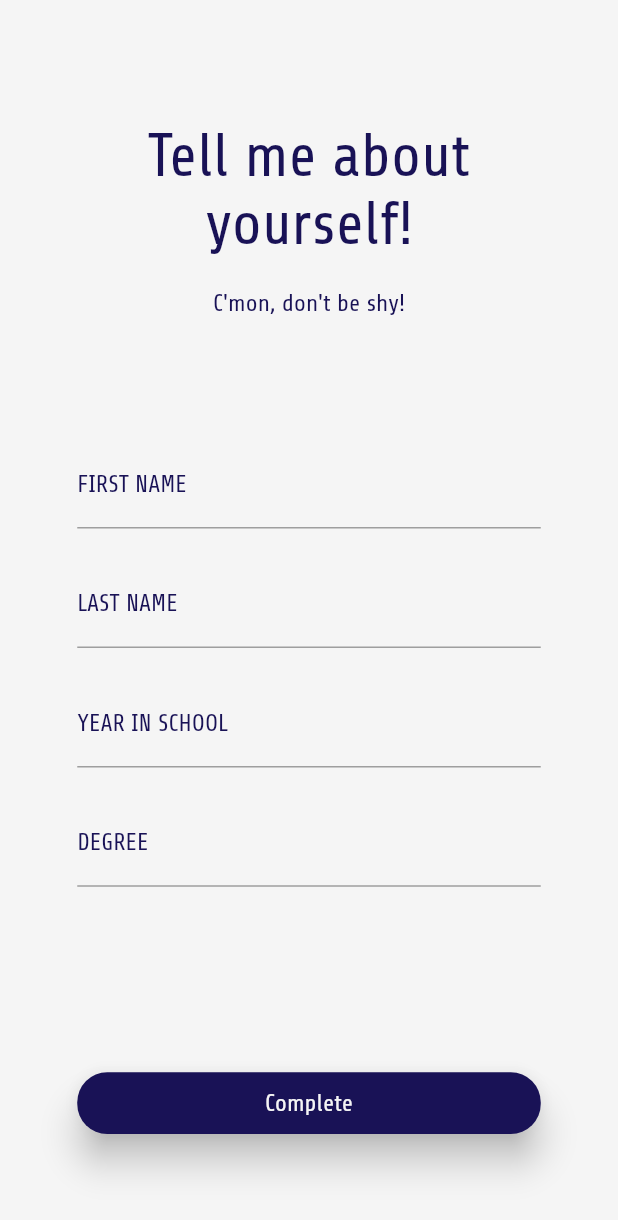
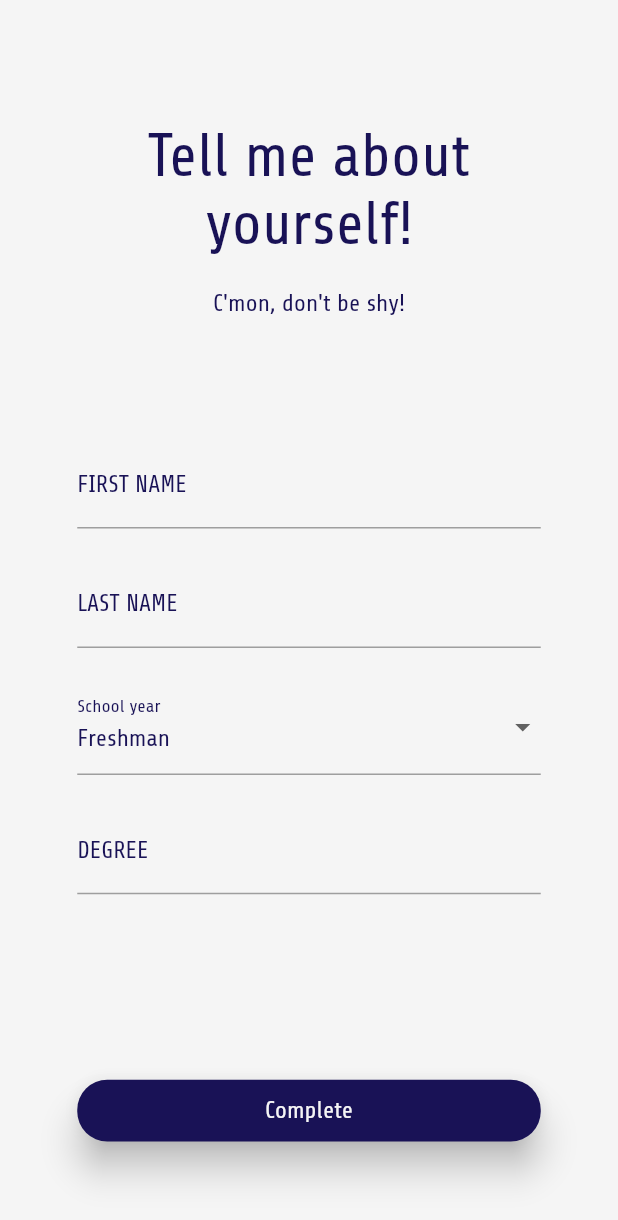
Before and after one commit to Upine-Apps/FutrDoc-Mobile-App, a Flutter app: the ProfileSetup screen opened directly, on a phone screen of 412 x 824 dp. Shown: the top 1220 px of the screen. Run offline on Flutter 3.47's test engine with Material 2 defaults, Android fonts, the phone set to English and light mode, and no system bars; our stand-ins replace flutter_conditional_rendering, flutter_spinkit, introduction_screen, oktoast, shared_preferences; missing offline and left inert: flutter_parsed_text; accounts and stored records are empty.

Commit message:
final changes for login stuff :)

```diff
--- /dev/null
+++ b/futr_doc/lib/custom-widgets/customDropDown.dart
@@ -0,0 +1,40 @@
+import 'package:flutter/material.dart';
+
+class CustomDropDown extends StatelessWidget {
+  final String initialValue;
+  final Function(String?) onChanged;
+  final List<String> items;
+  final String labelText;
+
+  const CustomDropDown(
+      {Key? key,
+      required this.initialValue,
+      required this.onChanged,
+      required this.items,
+      required this.labelText})
+      : super(key: key);
+
+  @override
+  Widget build(BuildContext context) {
+    return DropdownButtonFormField(
+      decoration: InputDecoration(
+        labelText: labelText,
+      ),
+      style: Theme.of(context).textTheme.bodyText2,
+      isDense: true,
+      isExpanded: false,
+      validator: (String? val) {
+        if (val!.isEmpty) {
+          return 'Field cannot be empty';
+        }
+      },
+      items: items.map<DropdownMenuItem<String>>((String value) {
+        return DropdownMenuItem(
+            value: value,
+            child: Text(value, style: Theme.of(context).textTheme.bodyText2));
+      }).toList(),
+      onChanged: onChanged,
+      value: initialValue,
+    );
+  }
+}
--- a/futr_doc/lib/main.dart
+++ b/futr_doc/lib/main.dart
@@ -46,7 +46,7 @@ class MyApp extends StatelessWidget {
         ],
         child: MaterialApp(
           debugShowCheckedModeBanner: false,
-          home: HomeScreen(),
+          home: LoginHero(),
           theme: AppTheme().lightTheme,
           darkTheme: AppTheme().darkTheme,
           themeMode: themeNotifier.getThemeMode(),
--- a/futr_doc/lib/screens/login/login.dart
+++ b/futr_doc/lib/screens/login/login.dart
@@ -145,6 +145,8 @@ class _LoginState extends State<Login> {
                                       .authenticateUser(phone_number, password);
                                   if (response['status'] == false) {
                                     setState(() => isSpinner = false);
+                                    CustomToast.showDialog(
+                                        'Failed to login', context);
                                     if (response['message'] == 'MFA_NEEDED') {
                                       _clearControllers();
                                       Navigator.push(
@@ -157,6 +159,7 @@ class _LoginState extends State<Login> {
                                       );
                                     } //make "MFA_NEEDED" a global constant
                                     else {
+                                       setState(() => isSpinner = false);
                                       CustomToast.showDialog(
                                           'Failed to login, try again',
                                           context);
--- a/futr_doc/lib/screens/login/profileSetup.dart
+++ b/futr_doc/lib/screens/login/profileSetup.dart
@@ -1,5 +1,6 @@
 import 'package:flutter/material.dart';
 import 'package:futr_doc/custom-widgets/buttons/customElevatedButton.dart';
+import 'package:futr_doc/custom-widgets/customDropDown.dart';
 import 'package:futr_doc/custom-widgets/text-field/customTextFormField.dart';
 import 'package:futr_doc/custom-widgets/text-field/customYearField.dart';
 import 'package:futr_doc/screens/login/signUp.dart';
@@ -26,6 +27,7 @@ class _ProfileSetupState extends State<ProfileSetup> {
 
   @override
   Widget build(BuildContext context) {
+    final node = FocusScope.of(context);
     return WillPopScope(
       onWillPop: () async => true,
       child: GestureDetector(
@@ -58,7 +60,9 @@ class _ProfileSetupState extends State<ProfileSetup> {
                       SizedBox(height: MediaQuery.of(context).size.height * .1),
                       CustomTextFormField(
                         controller: _firstNameController,
-                        onEditingComplete: () {},
+                        onEditingComplete: () {
+                          node.nextFocus();
+                        },
                         onChanged: (val) {
                           setState(() {
                             first_name = val!;
@@ -71,7 +75,9 @@ class _ProfileSetupState extends State<ProfileSetup> {
                       ),
                       CustomTextFormField(
                           controller: _lastNameController,
-                          onEditingComplete: () {},
+                          onEditingComplete: () {
+                            node.nextFocus();
+                          },
                           onChanged: (val) {
                             setState(() {
                               last_name = val!;
@@ -81,15 +87,32 @@ class _ProfileSetupState extends State<ProfileSetup> {
                       SizedBox(
                         height: MediaQuery.of(context).size.height * .025,
                       ),
-                      CustomYearField(
-                        controller: _schoolYearController,
-                        onEditingComplete: () {},
+                      // CustomYearField(
+                      //   controller: _schoolYearController,
+                      //   onEditingComplete: () {},
+                      //   onChanged: (val) {
+                      //     setState(() {
+                      //       school_year = val!;
+                      //     });
+                      //   },
+                      //   labelText: 'YEAR IN SCHOOL',
+                      // ),
+                      CustomDropDown(
+                        labelText: 'School year',
+                        initialValue: 'Freshman',
                         onChanged: (val) {
                           setState(() {
                             school_year = val!;
                           });
+                          node.nextFocus();
                         },
-                        labelText: 'YEAR IN SCHOOL',
+                        items: <String>[
+                          'Freshman',
+                          'Sophomore',
+                          'Junior',
+                          'Senior',
+                          'Grad-Student'
+                        ],
                       ),
                       SizedBox(
                           height: MediaQuery.of(context).size.height * .025),
```
Also changed, not shown: futr_doc/lib/screens/login/walkthrough.dart (+9 -2 lines), futr_doc/lib/service/userService.dart (+29 -2 lines).
